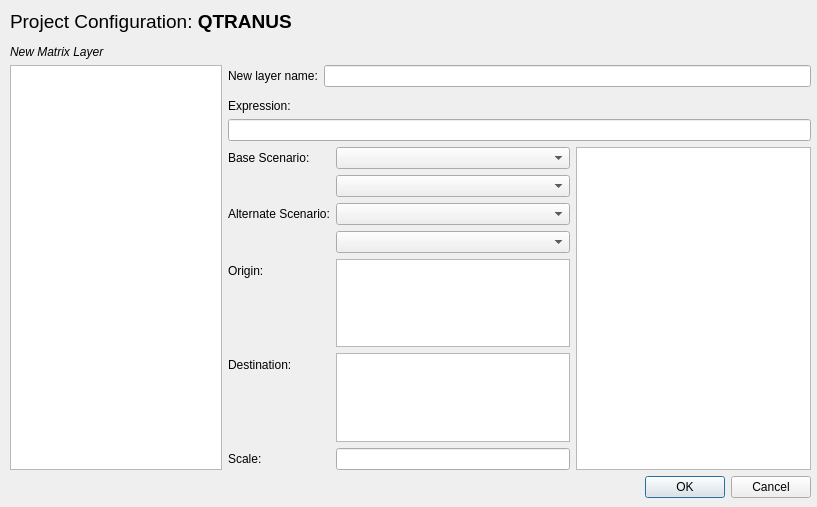
Qt form matrixlayer.ui (TomasdelaBarra/QTRANUS) before a commit.
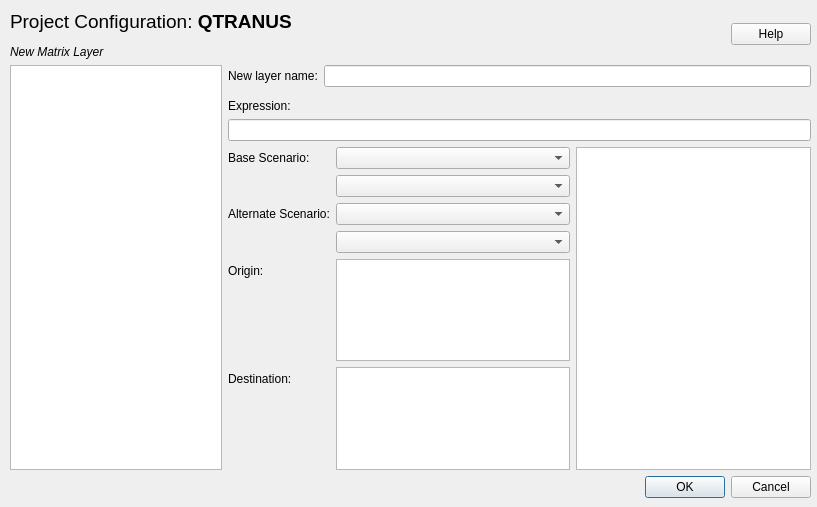
The same form after that commit.

What changed in the file:
```diff
--- a/matrixlayer.ui
+++ b/matrixlayer.ui
@@ -24,11 +24,35 @@
    </property>
    <layout class="QVBoxLayout" name="verticalLayout_2">
     <item>
-     <widget class="QLabel" name="label_title">
-      <property name="text">
-       <string>&lt;html&gt;&lt;head/&gt;&lt;body&gt;&lt;p&gt;&lt;span style=&quot; font-size:14pt;&quot;&gt;Project Configuration: &lt;/span&gt;&lt;span style=&quot; font-size:14pt; font-weight:600;&quot;&gt;QTRANUS&lt;/span&gt;&lt;/p&gt;&lt;p&gt;&lt;span style=&quot; font-style:italic;&quot;&gt;New Matrix Layer&lt;/span&gt;&lt;/p&gt;&lt;/body&gt;&lt;/html&gt;</string>
-      </property>
-     </widget>
+     <layout class="QHBoxLayout" name="horizontalLayout">
+      <item>
+       <widget class="QLabel" name="label_title">
+        <property name="text">
+         <string>&lt;html&gt;&lt;head/&gt;&lt;body&gt;&lt;p&gt;&lt;span style=&quot; font-size:14pt;&quot;&gt;Project Configuration: &lt;/span&gt;&lt;span style=&quot; font-size:14pt; font-weight:600;&quot;&gt;QTRANUS&lt;/span&gt;&lt;/p&gt;&lt;p&gt;&lt;span style=&quot; font-style:italic;&quot;&gt;New Matrix Layer&lt;/span&gt;&lt;/p&gt;&lt;/body&gt;&lt;/html&gt;</string>
+        </property>
+       </widget>
+      </item>
+      <item>
+       <spacer name="horizontalSpacer">
+        <property name="orientation">
+         <enum>Qt::Horizontal</enum>
+        </property>
+        <property name="sizeHint" stdset="0">
+         <size>
+          <width>40</width>
+          <height>20</height>
+         </size>
+        </property>
+       </spacer>
+      </item>
+      <item>
+       <widget class="QPushButton" name="btn_help">
+        <property name="text">
+         <string>Help</string>
+        </property>
+       </widget>
+      </item>
+     </layout>
     </item>
     <item>
      <layout class="QHBoxLayout" name="horizontalLayout_3">
@@ -131,16 +155,6 @@
             <item row="6" column="1">
              <widget class="QListWidget" name="lw_destination"/>
             </item>
-            <item row="7" column="0">
-             <widget class="QLabel" name="label_scale">
-              <property name="text">
-               <string>Scale:</string>
-              </property>
-             </widget>
-            </item>
-            <item row="7" column="1">
-             <widget class="QLineEdit" name="scale"/>
-            </item>
            </layout>
           </item>
           <item>
```
Left out of the diff: 8 changed lines with no effect on the pictures.
